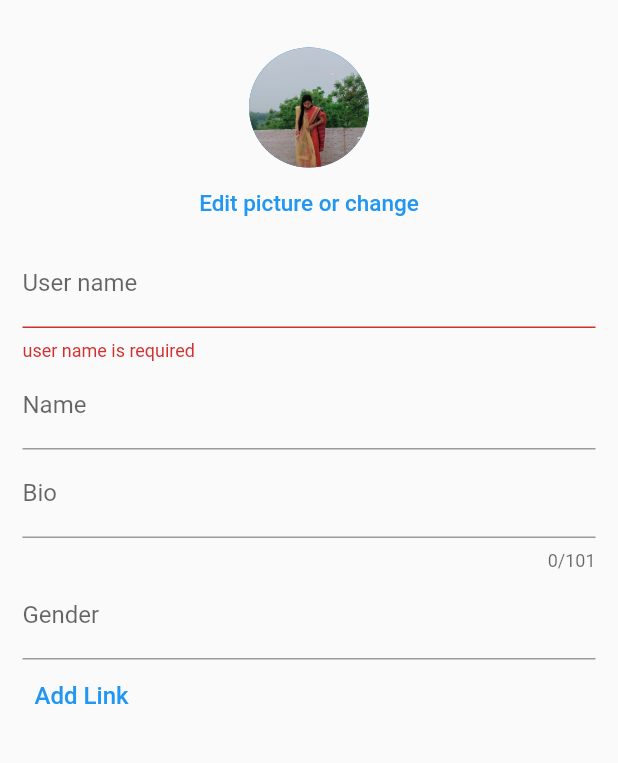
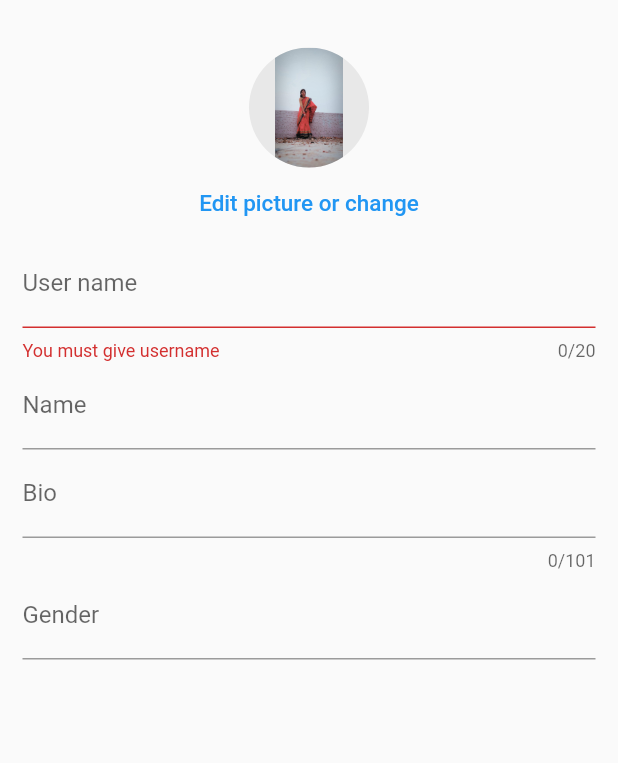
Before and after one commit to Itadori-Nishat/InstaSohor, a Flutter app: the EditProfile screen opened directly, after a tap on the "check" icon, on a phone screen of 412 x 824 dp, the part 59-822 px from its top. Run offline on Flutter 3.47's test engine with Material 2 defaults, Android fonts, the phone set to English and light mode, and no system bars; our stand-ins replace fluttertoast, qr_flutter; missing offline and left inert: shake.

Commit message:
default image added

```diff
--- a/lib/EditPage_ui/Edit profile.dart
+++ b/lib/EditPage_ui/Edit profile.dart
@@ -2,6 +2,7 @@ import 'package:flutter/material.dart';
 import 'package:fluttertoast/fluttertoast.dart';
 import 'package:untitledsadfawdsfdfasdf/EditPage_ui/ProfilePagepage.dart';
 import 'package:untitledsadfawdsfdfasdf/GridViewFolder.dart';
+
 
 class EditProfile extends StatefulWidget {
   EditProfile({Key? key}) : super(key: key);
@@ -12,12 +13,16 @@ class EditProfile extends StatefulWidget {
 
 class _EditProfileState extends State<EditProfile> {
 
-  TextEditingController _name = new TextEditingController();
   TextEditingController _username = new TextEditingController();
+  TextEditingController _nickname = new TextEditingController();
   TextEditingController _bio = new TextEditingController();
-  TextEditingController _addlink = new TextEditingController();
+
 
   final _formKey = GlobalKey<FormState>();
+
+  final String img = "Assets/img1.jpg";
+  Image? image = Image.asset("Assets/img1.jpg");
+  Image defaultImage = Image.asset("Assets/img10.jpg");
 
   @override
   Widget build(BuildContext context) {
@@ -37,11 +42,17 @@ class _EditProfileState extends State<EditProfile> {
         actions: [
           IconButton(
               onPressed: (){
+                // ScaffoldMessenger.of(context).showSnackBar(
+                //   SnackBar(
+                //     duration: Duration(seconds: 3),
+                //     backgroundColor: Colors.grey,
+                //     content: Text("user name ( " + _username.text + " )has been set"), ),);
                 if(_formKey.currentState!.validate()) {
                   Navigator.push(
                       context, MaterialPageRoute(builder: (context) =>
-                      GridViewPage(name: _username.text,)));
+                      GridViewPage(username: _username.text,userimg: image,)));
                 }
+
               },
               icon: Icon(Icons.check,size: 30,), color: Colors.teal,)
         ],
@@ -49,8 +60,6 @@ class _EditProfileState extends State<EditProfile> {
       body: Padding(
         padding: const EdgeInsets.all(15.0),
         child: SingleChildScrollView(
-          child: Form(
-            key: _formKey,
           child: Column(
             crossAxisAlignment: CrossAxisAlignment.start,
             children: [
@@ -58,9 +67,19 @@ class _EditProfileState extends State<EditProfile> {
               Center(
                 child: Column(
                   children: [
-                      CircleAvatar(
-                        radius: 40,
-                        backgroundImage: AssetImage("Assets/img5.jpg"),
+                    Container(
+                      height: 80,
+                      width: 80,
+                      decoration: BoxDecoration(
+                        color: Colors.grey.withOpacity(0.2),
+                        shape: BoxShape.circle
+                      ),
+                      child: ClipRRect(
+                        borderRadius: BorderRadius.circular(50),
+                        child: image != null
+                            ? image
+                            : defaultImage,
+                      ),
                     ),
                     ///Edit picture
                     TextButton(
@@ -78,15 +97,23 @@ class _EditProfileState extends State<EditProfile> {
                   ],
                 ),
               ),
+              ///User name
 
-                TextFormField(
+              Form(
+                key: _formKey,
+                child: TextFormField(
+                  maxLength: 20,
                   textCapitalization: TextCapitalization.sentences,
                   controller: _username,
                   validator: (value) {
                     if (value == null || value.isEmpty) {
-                      return 'user name is required';
+                      return 'You must give username';
+                    }
+                    if (value.contains(' ')) {
+                      return 'No spaces allowed in user name';
                     }
                     return null;
+
                   },
                   onSaved: (value) {
                     _username = value as TextEditingController;
@@ -95,13 +122,16 @@ class _EditProfileState extends State<EditProfile> {
                     labelText: 'User name',
                   ),
                 ),
+              ),
+
+              ///Nick name
               TextFormField(
-                  controller: _name,
+                controller: _nickname,
                 decoration: InputDecoration(
                   labelText: "Name",
-
                 ),
               ),
+              ///Bio
               TextFormField(
                 maxLength: 101,
                 controller: _bio,
@@ -110,6 +140,7 @@ class _EditProfileState extends State<EditProfile> {
 
                 ),
               ),
+              ///Gender
               TextFormField(
                 decoration: InputDecoration(
                   labelText: "Gender",
@@ -118,20 +149,19 @@ class _EditProfileState extends State<EditProfile> {
               ),
 
               ///Add link
-                TextButton(
-                  onPressed: (){
-                    Fluttertoast.showToast(
-                        msg: "Add link",
-                        backgroundColor: Colors.teal,
-                        toastLength: Toast.LENGTH_SHORT
-                    );
-                  },
-                  child: Text("Add Link", style: TextStyle(
-                    fontSize: 16,
-                  ),),
-                )
+              // TextButton(
+              //   onPressed: (){
+              //     Fluttertoast.showToast(
+              //         msg: "Add link",
+              //         backgroundColor: Colors.teal,
+              //         toastLength: Toast.LENGTH_SHORT
+              //     );
+              //   },
+              //   child: Text("Add Link", style: TextStyle(
+              //     fontSize: 16,
+              //   ),),
+              // )
             ],
-            ),
           ),
         ),
       ),
--- a/lib/main.dart
+++ b/lib/main.dart
@@ -1,8 +1,13 @@
 import 'package:flutter/material.dart';
 import 'package:untitledsadfawdsfdfasdf/GridViewFolder.dart';
-import 'package:untitledsadfawdsfdfasdf/Shake%20Home.dart';
+import 'package:flutter/services.dart';
 
 void main() {
+  WidgetsFlutterBinding.ensureInitialized();
+  SystemChrome.setPreferredOrientations([
+    DeviceOrientation.portraitUp,
+    DeviceOrientation.portraitDown
+  ]);
   runApp(const MyApp());
 }
 
@@ -12,11 +17,10 @@ class MyApp extends StatelessWidget {
   // This widget is the root of your application.
   @override
   Widget build(BuildContext context) {
-    String?name;
     return MaterialApp(
       debugShowCheckedModeBanner: false,
       title: 'Flutter Demo',
-      home: GridViewPage(name: name.toString(),),
+      home: GridViewPage(),
     );
   }
 }
```
Also changed, not shown: lib/GridViewFolder.dart (+53 -32 lines), lib/ShareProfile_qr code.dart (+3 -4 lines). Lines whose indentation alone changed are shown as unchanged.
